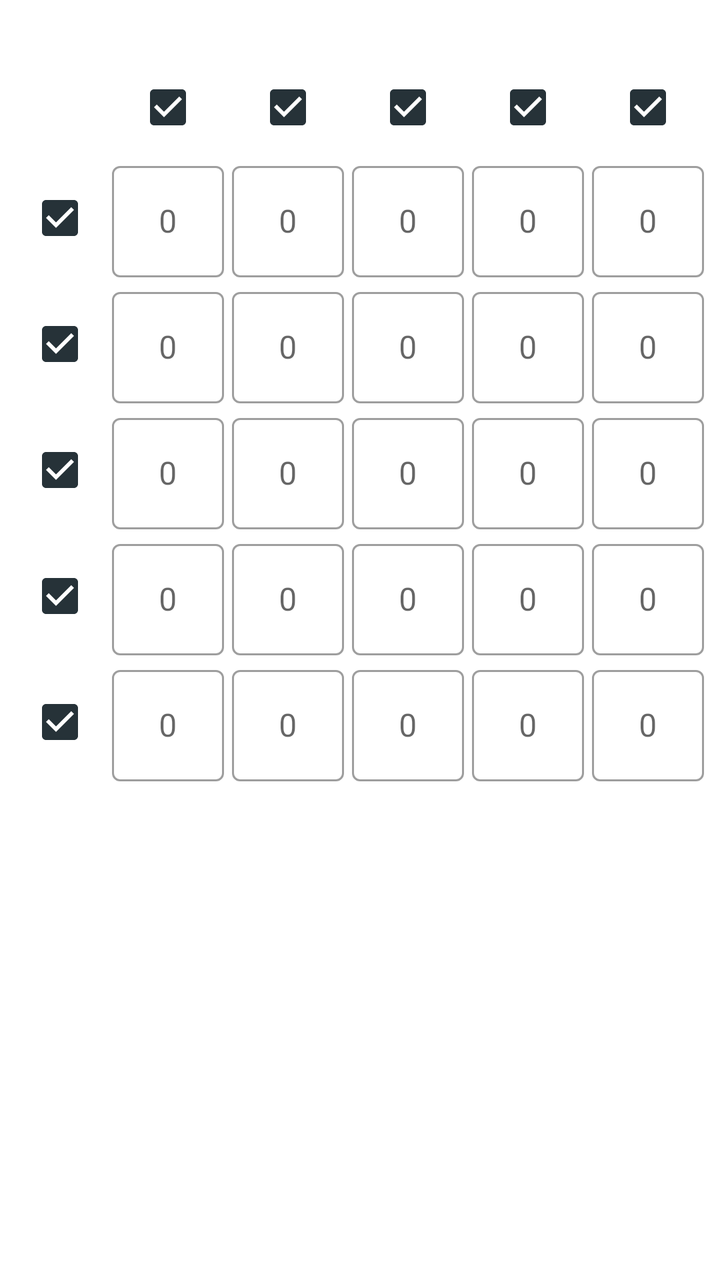
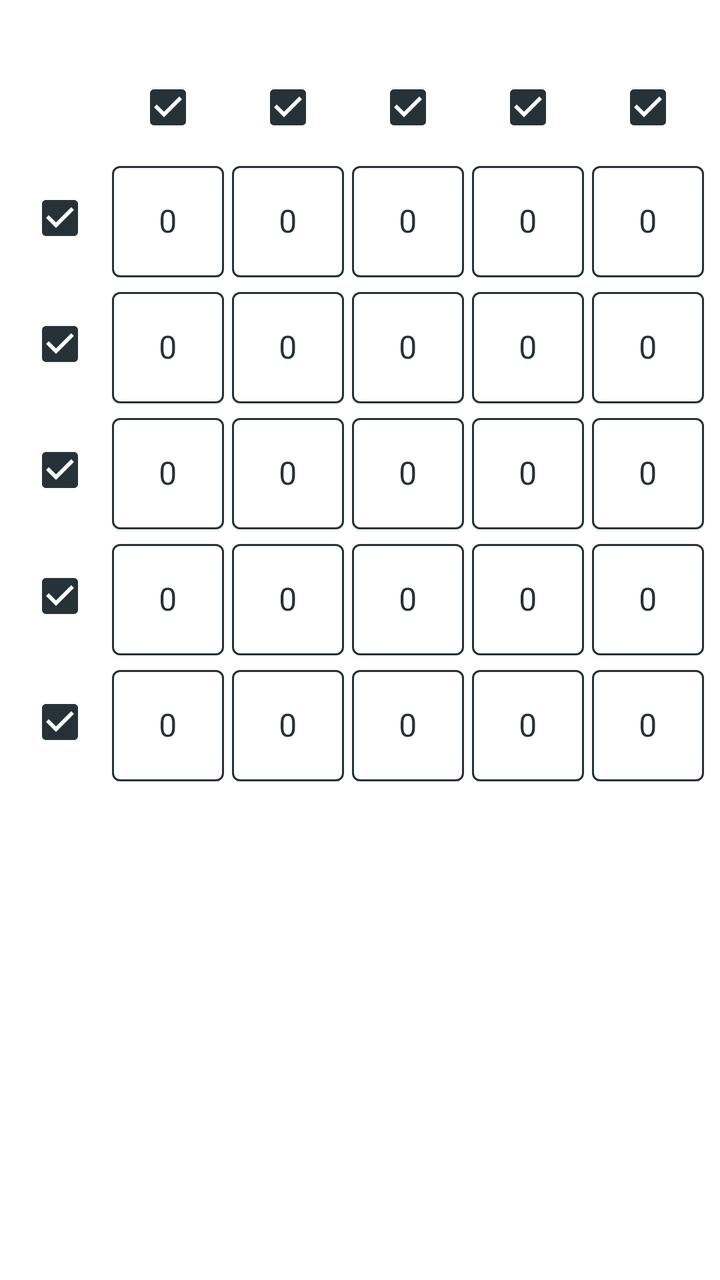

Compare the two renders of this Android layout. The source of the first and the diff that turns it into the second are given below.
<!-- AndroidManifest.xml: application theme Theme.Matscape -->
<!-- res/layout/fragment_sub_matrix.xml -->
<?xml version="1.0" encoding="utf-8"?>
<androidx.constraintlayout.widget.ConstraintLayout xmlns:android="http://schemas.android.com/apk/res/android"
    xmlns:app="http://schemas.android.com/apk/res-auto"
    xmlns:tools="http://schemas.android.com/tools"
    android:layout_width="match_parent"
    android:layout_height="match_parent"
    tools:context=".Fragments.MatrixFragments.SubMatrixFragment">

    <HorizontalScrollView
        android:id="@+id/horizontalScrollView"
        android:layout_width="wrap_content"
        android:layout_height="wrap_content"
        android:layout_marginTop="22dp"
        android:scrollbars="none"
        app:layout_constraintBottom_toTopOf="@+id/SubMatrixGuideLine"
        app:layout_constraintEnd_toEndOf="parent"
        app:layout_constraintStart_toStartOf="parent"
        app:layout_constraintTop_toTopOf="parent">

        <LinearLayout
            android:layout_width="wrap_content"
            android:layout_height="wrap_content"
            android:orientation="horizontal">

            <LinearLayout
                android:layout_width="wrap_content"
                android:layout_height="match_parent"
                android:orientation="vertical">

                <CheckBox
                    android:layout_width="wrap_content"
                    android:layout_height="wrap_content"
                    android:visibility="invisible" />

                <CheckBox
                    android:id="@+id/SubMatrixCheckR1"
                    style="@style/SubMatrixCheckBoxes"
                    android:layout_weight="1" />

                <CheckBox
                    android:id="@+id/SubMatrixCheckR2"
                    style="@style/SubMatrixCheckBoxes"
                    android:layout_weight="1" />

                <CheckBox
                    android:id="@+id/SubMatrixCheckR3"
                    style="@style/SubMatrixCheckBoxes"
                    android:layout_weight="1" />

                <CheckBox
                    android:id="@+id/SubMatrixCheckR4"
                    style="@style/SubMatrixCheckBoxes"
                    android:layout_weight="1" />

                <CheckBox
                    android:id="@+id/SubMatrixCheckR5"
                    style="@style/SubMatrixCheckBoxes"
                    android:layout_weight="1" />
            </LinearLayout>

            <LinearLayout
                style="@style/ChangeMatrixLinearLayouts"
                app:layout_constraintTop_toBottomOf="@+id/imageView">

                <CheckBox
                    android:id="@+id/SubMatrixCheckC1"
                    style="@style/SubMatrixCheckBoxes" />

                <com.google.android.material.textfield.TextInputLayout
                    android:id="@+id/SubMatrixLayout11"
                    style="@style/ChangeMatrixFieldsContainer">

                    <com.google.android.material.textfield.TextInputEditText
                        android:id="@+id/SubMatrixField11"
                        style="@style/ChangeMatrixMaterialField" />

                </com.google.android.material.textfield.TextInputLayout>

                <com.google.android.material.textfield.TextInputLayout
                    android:id="@+id/SubMatrixLayout21"
                    style="@style/ChangeMatrixFieldsContainer">

                    <com.google.android.material.textfield.TextInputEditText
                        android:id="@+id/SubMatrixField21"
                        style="@style/ChangeMatrixMaterialField" />

                </com.google.android.material.textfield.TextInputLayout>

                <com.google.android.material.textfield.TextInputLayout
                    android:id="@+id/SubMatrixLayout31"
                    style="@style/ChangeMatrixFieldsContainer">

                    <com.google.android.material.textfield.TextInputEditText
                        android:id="@+id/SubMatrixField31"
                        style="@style/ChangeMatrixMaterialField" />

                </com.google.android.material.textfield.TextInputLayout>

                <com.google.android.material.textfield.TextInputLayout
                    android:id="@+id/SubMatrixLayout41"
                    style="@style/ChangeMatrixFieldsContainer">

                    <com.google.android.material.textfield.TextInputEditText
                        android:id="@+id/SubMatrixField41"
                        style="@style/ChangeMatrixMaterialField" />

                </com.google.android.material.textfield.TextInputLayout>

                <com.google.android.material.textfield.TextInputLayout
                    android:id="@+id/SubMatrixLayout51"
                    style="@style/ChangeMatrixFieldsContainer">

                    <com.google.android.material.textfield.TextInputEditText
                        android:id="@+id/SubMatrixField51"
                        style="@style/ChangeMatrixMaterialField" />

                </com.google.android.material.textfield.TextInputLayout>

            </LinearLayout>

            <LinearLayout
                style="@style/ChangeMatrixLinearLayouts"
                app:layout_constraintTop_toBottomOf="@+id/imageView">

                <CheckBox
                    android:id="@+id/SubMatrixCheckC2"
                    style="@style/SubMatrixCheckBoxes" />

                <com.google.android.material.textfield.TextInputLayout
                    android:id="@+id/SubMatrixLayout12"
                    style="@style/ChangeMatrixFieldsContainer">

                    <com.google.android.material.textfield.TextInputEditText
                        android:id="@+id/SubMatrixField12"
                        style="@style/ChangeMatrixMaterialField" />

                </com.google.android.material.textfield.TextInputLayout>

                <com.google.android.material.textfield.TextInputLayout
                    android:id="@+id/SubMatrixLayout22"
                    style="@style/ChangeMatrixFieldsContainer">

                    <com.google.android.material.textfield.TextInputEditText
                        android:id="@+id/SubMatrixField22"
                        style="@style/ChangeMatrixMaterialField" />

                </com.google.android.material.textfield.TextInputLayout>

                <com.google.android.material.textfield.TextInputLayout
                    android:id="@+id/SubMatrixLayout32"
                    style="@style/ChangeMatrixFieldsContainer">

                    <com.google.android.material.textfield.TextInputEditText
                        android:id="@+id/SubMatrixField32"
                        style="@style/ChangeMatrixMaterialField" />

                </com.google.android.material.textfield.TextInputLayout>

                <com.google.android.material.textfield.TextInputLayout
                    android:id="@+id/SubMatrixLayout42"
                    style="@style/ChangeMatrixFieldsContainer">

                    <com.google.android.material.textfield.TextInputEditText
                        android:id="@+id/SubMatrixField42"
                        style="@style/ChangeMatrixMaterialField" />

                </com.google.android.material.textfield.TextInputLayout>

                <com.google.android.material.textfield.TextInputLayout
                    android:id="@+id/SubMatrixLayout52"
                    style="@style/ChangeMatrixFieldsContainer">

                    <com.google.android.material.textfield.TextInputEditText
                        android:id="@+id/SubMatrixField52"
                        style="@style/ChangeMatrixMaterialField" />

                </com.google.android.material.textfield.TextInputLayout>

            </LinearLayout>

            <LinearLayout
                style="@style/ChangeMatrixLinearLayouts"
                app:layout_constraintTop_toBottomOf="@+id/imageView">

                <CheckBox
                    android:id="@+id/SubMatrixCheckC3"
                    style="@style/SubMatrixCheckBoxes" />

                <com.google.android.material.textfield.TextInputLayout
                    android:id="@+id/SubMatrixLayout13"
                    style="@style/ChangeMatrixFieldsContainer">

                    <com.google.android.material.textfield.TextInputEditText
                        android:id="@+id/SubMatrixField13"
                        style="@style/ChangeMatrixMaterialField" />

                </com.google.android.material.textfield.TextInputLayout>

                <com.google.android.material.textfield.TextInputLayout
                    android:id="@+id/SubMatrixLayout23"
                    style="@style/ChangeMatrixFieldsContainer">

                    <com.google.android.material.textfield.TextInputEditText
                        android:id="@+id/SubMatrixField23"
                        style="@style/ChangeMatrixMaterialField" />

                </com.google.android.material.textfield.TextInputLayout>

                <com.google.android.material.textfield.TextInputLayout
                    android:id="@+id/SubMatrixLayout33"
                    style="@style/ChangeMatrixFieldsContainer">

                    <com.google.android.material.textfield.TextInputEditText
                        android:id="@+id/SubMatrixField33"
                        style="@style/ChangeMatrixMaterialField" />

                </com.google.android.material.textfield.TextInputLayout>

                <com.google.android.material.textfield.TextInputLayout
                    android:id="@+id/SubMatrixLayout43"
                    style="@style/ChangeMatrixFieldsContainer">

                    <com.google.android.material.textfield.TextInputEditText
                        android:id="@+id/SubMatrixField43"
                        style="@style/ChangeMatrixMaterialField" />

                </com.google.android.material.textfield.TextInputLayout>

                <com.google.android.material.textfield.TextInputLayout
                    android:id="@+id/SubMatrixLayout53"
                    style="@style/ChangeMatrixFieldsContainer">

                    <com.google.android.material.textfield.TextInputEditText
                        android:id="@+id/SubMatrixField53"
                        style="@style/ChangeMatrixMaterialField" />

                </com.google.android.material.textfield.TextInputLayout>

            </LinearLayout>

            <LinearLayout
                style="@style/ChangeMatrixLinearLayouts"
                app:layout_constraintTop_toBottomOf="@+id/imageView">

                <CheckBox
                    android:id="@+id/SubMatrixCheckC4"
                    style="@style/SubMatrixCheckBoxes" />

                <com.google.android.material.textfield.TextInputLayout
                    android:id="@+id/SubMatrixLayout14"
                    style="@style/ChangeMatrixFieldsContainer">

                    <com.google.android.material.textfield.TextInputEditText
                        android:id="@+id/SubMatrixField14"
                        style="@style/ChangeMatrixMaterialField" />

                </com.google.android.material.textfield.TextInputLayout>

                <com.google.android.material.textfield.TextInputLayout
                    android:id="@+id/SubMatrixLayout24"
                    style="@style/ChangeMatrixFieldsContainer">

                    <com.google.android.material.textfield.TextInputEditText
                        android:id="@+id/SubMatrixField24"
                        style="@style/ChangeMatrixMaterialField" />

                </com.google.android.material.textfield.TextInputLayout>

                <com.google.android.material.textfield.TextInputLayout
                    android:id="@+id/SubMatrixLayout34"
                    style="@style/ChangeMatrixFieldsContainer">

                    <com.google.android.material.textfield.TextInputEditText
                        android:id="@+id/SubMatrixField34"
                        style="@style/ChangeMatrixMaterialField" />

                </com.google.android.material.textfield.TextInputLayout>

                <com.google.android.material.textfield.TextInputLayout
                    android:id="@+id/SubMatrixLayout44"
                    style="@style/ChangeMatrixFieldsContainer">

                    <com.google.android.material.textfield.TextInputEditText
                        android:id="@+id/SubMatrixField44"
                        style="@style/ChangeMatrixMaterialField" />

                </com.google.android.material.textfield.TextInputLayout>

                <com.google.android.material.textfield.TextInputLayout
                    android:id="@+id/SubMatrixLayout54"
                    style="@style/ChangeMatrixFieldsContainer">

                    <com.google.android.material.textfield.TextInputEditText
                        android:id="@+id/SubMatrixField54"
                        style="@style/ChangeMatrixMaterialField" />

                </com.google.android.material.textfield.TextInputLayout>

            </LinearLayout>

            <LinearLayout
                style="@style/ChangeMatrixLinearLayouts"
                app:layout_constraintTop_toBottomOf="@+id/imageView">

                <CheckBox
                    android:id="@+id/SubMatrixCheckC5"
                    style="@style/SubMatrixCheckBoxes" />

                <com.google.android.material.textfield.TextInputLayout
                    android:id="@+id/SubMatrixLayout15"
                    style="@style/ChangeMatrixFieldsContainer">

                    <com.google.android.material.textfield.TextInputEditText
                        android:id="@+id/SubMatrixField15"
                        style="@style/ChangeMatrixMaterialField" />

                </com.google.android.material.textfield.TextInputLayout>

                <com.google.android.material.textfield.TextInputLayout
                    android:id="@+id/SubMatrixLayout25"
                    style="@style/ChangeMatrixFieldsContainer">

                    <com.google.android.material.textfield.TextInputEditText
                        android:id="@+id/SubMatrixField25"
                        style="@style/ChangeMatrixMaterialField" />

                </com.google.android.material.textfield.TextInputLayout>

                <com.google.android.material.textfield.TextInputLayout
                    android:id="@+id/SubMatrixLayout35"
                    style="@style/ChangeMatrixFieldsContainer">

                    <com.google.android.material.textfield.TextInputEditText
                        android:id="@+id/SubMatrixField35"
                        style="@style/ChangeMatrixMaterialField" />

                </com.google.android.material.textfield.TextInputLayout>

                <com.google.android.material.textfield.TextInputLayout
                    android:id="@+id/SubMatrixLayout45"
                    style="@style/ChangeMatrixFieldsContainer">

                    <com.google.android.material.textfield.TextInputEditText
                        android:id="@+id/SubMatrixField45"
                        style="@style/ChangeMatrixMaterialField" />

                </com.google.android.material.textfield.TextInputLayout>

                <com.google.android.material.textfield.TextInputLayout
                    android:id="@+id/SubMatrixLayout55"
                    style="@style/ChangeMatrixFieldsContainer">

                    <com.google.android.material.textfield.TextInputEditText
                        android:id="@+id/SubMatrixField55"
                        style="@style/ChangeMatrixMaterialField" />

                </com.google.android.material.textfield.TextInputLayout>

            </LinearLayout>

        </LinearLayout>
    </HorizontalScrollView>

    <androidx.constraintlayout.widget.Guideline
        android:id="@+id/SubMatrixGuideLine"
        android:layout_width="wrap_content"
        android:layout_height="wrap_content"
        android:orientation="horizontal"
        app:layout_constraintGuide_begin="400dp" />
</androidx.constraintlayout.widget.ConstraintLayout>
<!-- resources referenced by this layout -->
<resources>
  <style name="ChangeMatrixFieldsContainer" parent="@style/Widget.MaterialComponents.TextInputLayout.OutlinedBox">
          <item name="android:layout_width">wrap_content</item>
          <item name="android:layout_height">wrap_content</item>
          <item name="android:gravity">center</item>
          <item name="android:hint">@string/hint_textInputLayout</item>
      </style>
      
      //for ChangeMatrix Matrix Fields
  <style name="ChangeMatrixLinearLayouts">
          <item name="android:layout_width">wrap_content</item>
          <item name="android:layout_height">wrap_content</item>
          <item name="android:orientation">vertical</item>
          <item name="android:gravity">center</item>
      </style>
  
      //for ChangeMatrix Material Fields Containers
  <style name="ChangeMatrixMaterialField">
          <item name="android:layout_width">wrap_content</item>
          <item name="android:layout_height">wrap_content</item>
          <item name="android:layout_margin">2dp</item>
          <item name="android:inputType">numberSigned</item>
          <item name="android:gravity">center</item>
      </style>
  
      //for EditMatrixFragment Keypad Material buttons
  <style name="SubMatrixCheckBoxes">
          <item name="android:layout_width">wrap_content</item>
          <item name="android:layout_height">wrap_content</item>
          <item name="android:checked">true</item>
          <item name="android:gravity">center</item>
      </style>
  
      //for HomeKeyboard Card Buttons
  <style name="Theme.Matscape" parent="Theme.MaterialComponents.DayNight.NoActionBar">
          
          <item name="colorPrimary">@color/blue_black</item>
          <item name="colorPrimaryVariant">@color/light_blue_black</item>
          <item name="colorOnPrimary">@color/white</item>
          
          <item name="colorSecondary">@color/blue_black</item>
          <item name="colorSecondaryVariant">@color/light_blue_black</item>
          <item name="colorOnSecondary">@color/black</item>
          
          <item name="android:statusBarColor" tools:targetApi="l">?attr/colorPrimary</item>
          
          <item name="android:textColor">@color/blue_black</item>
      </style>
  <string name="hint_textInputLayout" translatable="false">0</string>
  <color name="blue_black">#263238</color>
  <color name="light_blue_black">#627077</color>
  <color name="white">#FFFFFFFF</color>
  <color name="black">#FF000000</color>
</resources>

<!-- the commit's change to res/layout/fragment_sub_matrix.xml (unified diff, before → after) -->
@@ -4,6 +4,7 @@
     xmlns:tools="http://schemas.android.com/tools"
     android:layout_width="match_parent"
     android:layout_height="match_parent"
+    android:background="@color/home_bg_color"
     tools:context=".Fragments.MatrixFragments.SubMatrixFragment">
 
     <HorizontalScrollView
<!-- resource entries referenced after the edit -->
@@ -1,9 +1,13 @@
 <!-- resources referenced by this layout -->
 <resources>
+  <color name="home_bg_color">#FFFFFF</color>
   <style name="ChangeMatrixFieldsContainer" parent="@style/Widget.MaterialComponents.TextInputLayout.OutlinedBox">
           <item name="android:layout_width">wrap_content</item>
           <item name="android:layout_height">wrap_content</item>
           <item name="android:gravity">center</item>
+          <item name="boxStrokeColor">@color/mtrl_textinput_default_box_stroke_color</item>
+          <item name="android:textColorHint">@color/mtrl_textinput_default_box_stroke_color</item>
+          <item name="hintTextColor">@color/mtrl_textinput_default_box_stroke_color</item>
           <item name="android:hint">@string/hint_textInputLayout</item>
       </style>
       
@@ -21,6 +25,7 @@
           <item name="android:layout_height">wrap_content</item>
           <item name="android:layout_margin">2dp</item>
           <item name="android:inputType">numberSigned</item>
+          <item name="android:textColor">@color/mtrl_textinput_default_box_stroke_color</item>
           <item name="android:gravity">center</item>
       </style>
   
@@ -47,6 +52,7 @@
           
           <item name="android:textColor">@color/blue_black</item>
       </style>
+  <color name="mtrl_textinput_default_box_stroke_color" tools:override="true">#263238</color>
   <string name="hint_textInputLayout" translatable="false">0</string>
   <color name="blue_black">#263238</color>
   <color name="light_blue_black">#627077</color>
